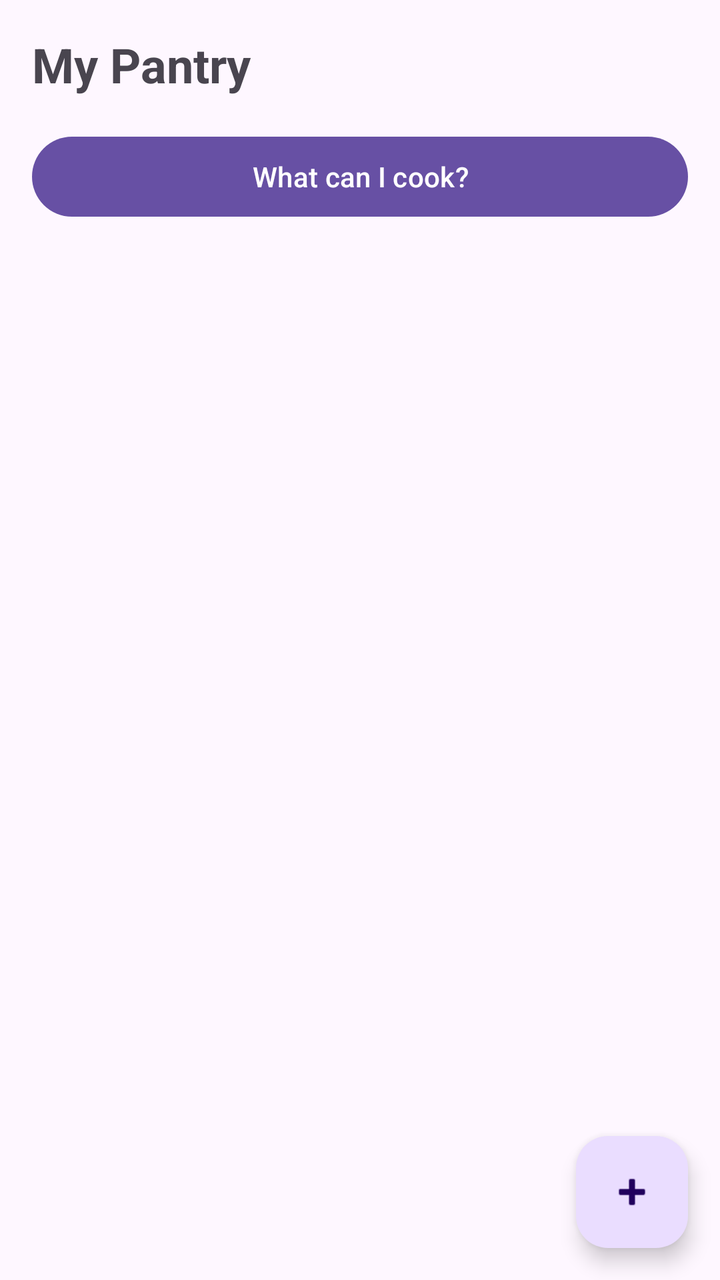
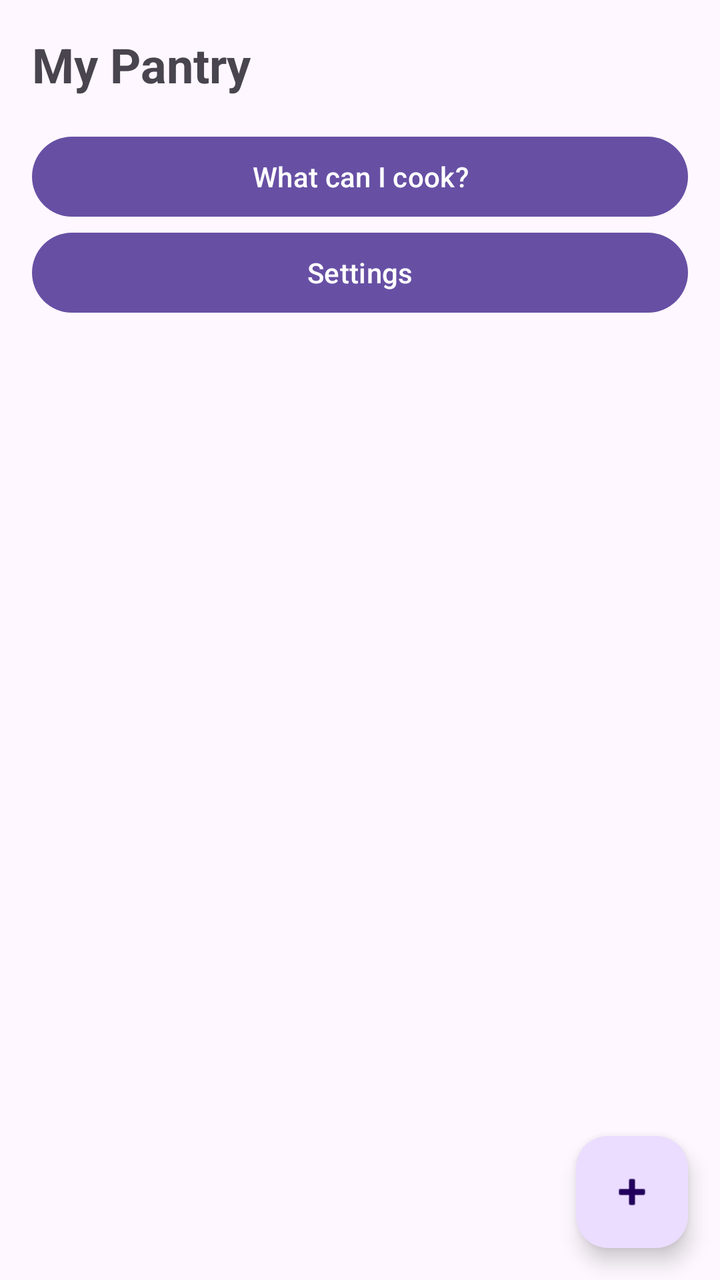

Screens rendered from an Android XML layout before and after an edit, with the pre-edit source and the edit as a unified diff.
<!-- AndroidManifest.xml: application theme Theme.SmartPantryManager -->
<!-- res/layout/activity_main.xml -->
<?xml version="1.0" encoding="utf-8"?>
<LinearLayout xmlns:android="http://schemas.android.com/apk/res/android"
    android:id="@+id/main"
    android:layout_width="match_parent"
    android:layout_height="match_parent"
    android:orientation="vertical">

    
    <TextView
        android:id="@+id/textTitle"
        android:layout_width="match_parent"
        android:layout_height="wrap_content"
        android:padding="16dp"
        android:text="My Pantry"
        android:textSize="24sp"
        android:textStyle="bold" />

    <Button
        android:id="@+id/buttonSuggested"
        android:layout_width="match_parent"
        android:layout_height="wrap_content"
        android:layout_marginStart="16dp"
        android:layout_marginEnd="16dp"
        android:text="What can I cook?" />

    
    <FrameLayout
        android:layout_width="match_parent"
        android:layout_height="0dp"
        android:layout_weight="1">

        <androidx.recyclerview.widget.RecyclerView
            android:id="@+id/recyclerPantry"
            android:layout_width="match_parent"
            android:layout_height="match_parent"
            android:clipToPadding="false"
            android:paddingBottom="88dp" />

        <TextView
            android:id="@+id/textEmpty"
            android:layout_width="match_parent"
            android:layout_height="wrap_content"
            android:layout_gravity="center"
            android:gravity="center"
            android:padding="24dp"
            android:text="Your pantry is empty. Tap + to add your first ingredient."
            android:textSize="16sp"
            android:visibility="gone" />

        
        <com.google.android.material.floatingactionbutton.FloatingActionButton
            android:id="@+id/fabAdd"
            android:layout_width="wrap_content"
            android:layout_height="wrap_content"
            android:layout_gravity="bottom|end"
            android:layout_margin="16dp"
            android:contentDescription="Add ingredient"
            android:src="@android:drawable/ic_input_add" />
    </FrameLayout>

</LinearLayout>
<!-- resources referenced by this layout -->
<resources>
  <style name="Theme.SmartPantryManager" parent="Base.Theme.SmartPantryManager" />
  <style name="Base.Theme.SmartPantryManager" parent="Theme.Material3.DayNight.NoActionBar">
          
          
      </style>
</resources>

<!-- the commit's change to res/layout/activity_main.xml (unified diff, before → after) -->
@@ -22,6 +22,14 @@
         android:layout_marginStart="16dp"
         android:layout_marginEnd="16dp"
         android:text="What can I cook?" />
+
+    <Button
+        android:id="@+id/buttonSettings"
+        android:layout_width="match_parent"
+        android:layout_height="wrap_content"
+        android:layout_marginStart="16dp"
+        android:layout_marginEnd="16dp"
+        android:text="Settings" />
 
     
     <FrameLayout
